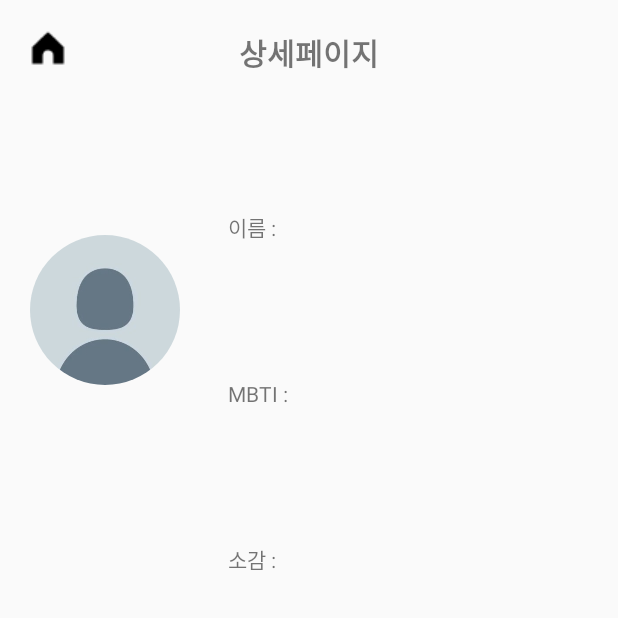
After one commit to SeoHeaYun/One-Project, an Android app: the DetailPageActivity screen opened directly, with no data from a screen before it, on a phone screen of 412 x 824 dp, the top half of it. The commit adds this screen. Run offline under Robolectric (Android 15) with nearby library versions, the phone set to English and light mode, and no system bars.

Commit message:
feat: 필수구현 상세페이지

```diff
--- a/app/build.gradle.kts
+++ b/app/build.gradle.kts
@@ -5,12 +5,12 @@ plugins {
 
 android {
     namespace = "com.example.myapplication"
-    compileSdk = 33
+    compileSdk = 34
 
     defaultConfig {
         applicationId = "com.example.myapplication"
         minSdk = 26
-        targetSdk = 33
+        targetSdk = 34
         versionCode = 1
         versionName = "1.0"
 
--- /dev/null
+++ b/app/src/main/java/com/example/myapplication/DetailPageActivity.kt
@@ -0,0 +1,58 @@
+package com.example.myapplication
+
+import android.content.Intent
+import androidx.appcompat.app.AppCompatActivity
+import android.os.Bundle
+import android.widget.ImageView
+import android.widget.TextView
+
+
+class DetailPageActivity : AppCompatActivity() {
+    override fun onCreate(savedInstanceState: Bundle?) {
+        super.onCreate(savedInstanceState)
+        setContentView(R.layout.activity_detail_page)
+
+        val userId = intent.getStringExtra("userId")
+
+        // mainActivity로 이동하는 버튼
+        val btnHome = findViewById<ImageView>(R.id.btn_home)
+        btnHome.setOnClickListener{
+            val intent = Intent(this, MainActivity::class.java)
+            startActivity(intent)
+        }
+
+        // 유저정보 출력
+        val name = findViewById<TextView>(R.id.content_name)
+        val mbti = findViewById<TextView>(R.id.content_mbti)
+        val thoughts = findViewById<TextView>(R.id.content_thoughts)
+
+        name.text = userMap[userId]?.userName
+        mbti.text = userMap[userId]?.userMbti
+        thoughts.text = userMap[userId]?.userThoughts
+
+        //
+        val profileImage = findViewById<ImageView>(R.id.img_profile)
+        val userProfileImage = userMap[userId]?.profile
+        if (userProfileImage == null) {
+            profileImage.setImageResource(R.drawable.defaultprofile)
+        }
+
+        // 첫번째 게시글의 이름, 이미지, 글
+        val userName1 = findViewById<TextView>(R.id.userName1)
+        val postImage1 = findViewById<ImageView>(R.id.post_image1)
+        val postWriting1 = findViewById<TextView>(R.id.post_writing1)
+
+        userName1.text = userId
+        userMap[userId]?.postImage?.let { postImage1.setImageResource(it.get(0)) }
+        postWriting1.text = userMap[userId]?.postWriting?.get(0)
+
+        // 두번째 게시글의 이름, 이미지, 글
+        val userName2 = findViewById<TextView>(R.id.userName2)
+        val postImage2 = findViewById<ImageView>(R.id.post_image2)
+        val postWriting2 = findViewById<TextView>(R.id.post_writing2)
+
+        userName2.text = userId
+        userMap[userId]?.postImage?.let { postImage2.setImageResource(it.get(1)) }
+        postWriting2.text = userMap[userId]?.postWriting?.get(1)
+    }
+}
--- /dev/null
+++ b/app/src/main/res/drawable/oval.xml
@@ -0,0 +1,11 @@
+<?xml version="1.0" encoding="utf-8"?>
+<selector xmlns:android="http://schemas.android.com/apk/res/android">
+    <item>
+        <shape android:shape="oval">
+            <solid android:color="#FFFFFF" />
+            <corners
+                android:topLeftRadius="500dp"
+                android:bottomLeftRadius="500dp" />
+        </shape>
+    </item>
+</selector>
--- /dev/null
+++ b/app/src/main/res/layout/activity_detail_page.xml
@@ -0,0 +1,200 @@
+<?xml version="1.0" encoding="utf-8"?>
+<androidx.constraintlayout.widget.ConstraintLayout xmlns:android="http://schemas.android.com/apk/res/android"
+    xmlns:app="http://schemas.android.com/apk/res-auto"
+    xmlns:tools="http://schemas.android.com/tools"
+    android:layout_width="match_parent"
+    android:layout_height="match_parent"
+    tools:context=".MyPageActivity">
+
+    <ScrollView
+        android:id="@+id/scrollView"
+        android:layout_width="match_parent"
+        android:layout_height="350dp"
+        android:fillViewport="true"
+        android:scrollbars="none"
+        app:layout_constraintBottom_toBottomOf="parent"
+        app:layout_constraintEnd_toEndOf="parent"
+        app:layout_constraintStart_toStartOf="parent"
+        tools:ignore="SpeakableTextPresentCheck">
+
+        <LinearLayout
+            android:layout_width="match_parent"
+            android:layout_height="wrap_content"
+            android:orientation="vertical">
+
+
+            <androidx.constraintlayout.widget.ConstraintLayout
+                android:layout_width="match_parent"
+                android:layout_height="300dp">
+
+                <TextView
+                    android:id="@+id/userName1"
+                    android:layout_width="wrap_content"
+                    android:layout_height="wrap_content"
+                    android:layout_marginTop="4dp"
+                    app:layout_constraintEnd_toEndOf="parent"
+                    app:layout_constraintHorizontal_bias="0.06"
+                    app:layout_constraintStart_toStartOf="parent"
+                    app:layout_constraintTop_toTopOf="parent" />
+
+                <ImageView
+                    android:id="@+id/post_image1"
+                    android:layout_width="180dp"
+                    android:layout_height="180dp"
+                    android:layout_marginStart="20dp"
+                    android:scaleType="fitXY"
+                    app:layout_constraintBottom_toTopOf="@+id/post_writing1"
+                    app:layout_constraintStart_toStartOf="parent"
+                    app:layout_constraintTop_toBottomOf="@+id/userName1"
+                    tools:srcCompat="@tools:sample/avatars" />
+
+                <TextView
+                    android:id="@+id/post_writing1"
+                    android:layout_width="wrap_content"
+                    android:layout_height="wrap_content"
+                    android:layout_marginBottom="44dp"
+                    app:layout_constraintBottom_toBottomOf="parent"
+                    app:layout_constraintEnd_toEndOf="parent"
+                    app:layout_constraintHorizontal_bias="0.066"
+                    app:layout_constraintStart_toStartOf="parent" />
+
+
+            </androidx.constraintlayout.widget.ConstraintLayout>
+
+            <androidx.constraintlayout.widget.ConstraintLayout
+                android:layout_width="match_parent"
+                android:layout_height="300dp">
+                <TextView
+                    android:id="@+id/userName2"
+                    android:layout_width="wrap_content"
+                    android:layout_height="wrap_content"
+                    android:layout_marginTop="4dp"
+                    app:layout_constraintEnd_toEndOf="parent"
+                    app:layout_constraintHorizontal_bias="0.06"
+                    app:layout_constraintStart_toStartOf="parent"
+                    app:layout_constraintTop_toTopOf="parent" />
+
+                <ImageView
+                    android:id="@+id/post_image2"
+                    android:layout_width="180dp"
+                    android:layout_height="180dp"
+                    android:layout_marginStart="20dp"
+                    android:scaleType="fitXY"
+                    app:layout_constraintBottom_toTopOf="@+id/post_writing2"
+                    app:layout_constraintStart_toStartOf="parent"
+                    app:layout_constraintTop_toBottomOf="@+id/userName2"
+                    tools:srcCompat="@tools:sample/avatars" />
+
+                <TextView
+                    android:id="@+id/post_writing2"
+                    android:layout_width="wrap_content"
+                    android:layout_height="wrap_content"
+                    android:layout_marginBottom="44dp"
+                    app:layout_constraintBottom_toBottomOf="parent"
+                    app:layout_constraintEnd_toEndOf="parent"
+                    app:layout_constraintHorizontal_bias="0.066"
+                    app:layout_constraintStart_toStartOf="parent" />
+
+            </androidx.constraintlayout.widget.ConstraintLayout>
+
+        </LinearLayout>
+    </ScrollView>
+
+    <TextView
+        android:id="@+id/my_page"
+        android:layout_width="wrap_content"
+        android:layout_height="wrap_content"
+        android:layout_marginTop="20dp"
+        android:text="@string/kr_detail_page"
+        android:textSize="20sp"
+        android:textStyle="bold"
+        app:layout_constraintEnd_toEndOf="parent"
+        app:layout_constraintStart_toStartOf="parent"
+        app:layout_constraintTop_toTopOf="parent" />
+
+    <ImageView
+        android:id="@+id/img_profile"
+        android:layout_width="100dp"
+        android:layout_height="100dp"
+        android:layout_marginStart="20dp"
+        android:background="@drawable/oval"
+        android:clipToOutline="true"
+        app:layout_constraintBottom_toTopOf="@+id/scrollView"
+        app:layout_constraintStart_toStartOf="parent"
+        app:layout_constraintTop_toBottomOf="@+id/btn_home"
+        app:layout_constraintVertical_bias="0.342" />
+
+    <TextView
+        android:id="@+id/thoughts_textview"
+        android:layout_width="wrap_content"
+        android:layout_height="wrap_content"
+        android:layout_marginStart="32dp"
+        android:text="@string/kr_thoughts"
+        app:layout_constraintBottom_toTopOf="@+id/scrollView"
+        app:layout_constraintStart_toEndOf="@+id/img_profile"
+        app:layout_constraintTop_toBottomOf="@+id/mbti_textview" />
+
+    <TextView
+        android:id="@+id/name_textview"
+        android:layout_width="wrap_content"
+        android:layout_height="wrap_content"
+        android:layout_marginStart="32dp"
+        android:text="@string/kr_name"
+        app:layout_constraintBottom_toTopOf="@+id/mbti_textview"
+        app:layout_constraintHorizontal_chainStyle="packed"
+        app:layout_constraintStart_toEndOf="@+id/img_profile"
+        app:layout_constraintTop_toBottomOf="@+id/my_page"
+        app:layout_constraintVertical_chainStyle="spread" />
+
+    <TextView
+        android:id="@+id/mbti_textview"
+        android:layout_width="wrap_content"
+        android:layout_height="wrap_content"
+        android:layout_marginStart="32dp"
+        android:text="@string/mbti"
+        app:layout_constraintBottom_toTopOf="@+id/thoughts_textview"
+        app:layout_constraintStart_toEndOf="@+id/img_profile"
+        app:layout_constraintTop_toBottomOf="@+id/name_textview" />
+
+    <TextView
+        android:id="@+id/content_thoughts"
+        android:layout_width="wrap_content"
+        android:layout_height="wrap_content"
+        android:layout_marginStart="3dp"
+        app:layout_constraintEnd_toEndOf="parent"
+        app:layout_constraintHorizontal_bias="0.0"
+        app:layout_constraintStart_toEndOf="@+id/thoughts_textview"
+        app:layout_constraintTop_toTopOf="@+id/thoughts_textview" />
+
+    <TextView
+        android:id="@+id/content_name"
+        android:layout_width="wrap_content"
+        android:layout_height="wrap_content"
+        android:layout_marginStart="3dp"
+        app:layout_constraintBottom_toBottomOf="@+id/name_textview"
+        app:layout_constraintStart_toEndOf="@+id/name_textview"
+        app:layout_constraintTop_toTopOf="@+id/name_textview"
+        app:layout_constraintVertical_bias="0.0" />
+
+    <TextView
+        android:id="@+id/content_mbti"
+        android:layout_width="wrap_content"
+        android:layout_height="wrap_content"
+        android:layout_marginStart="3dp"
+        app:layout_constraintBottom_toBottomOf="@+id/mbti_textview"
+        app:layout_constraintStart_toEndOf="@+id/mbti_textview"
+        app:layout_constraintTop_toTopOf="@+id/mbti_textview" />
+
+    <ImageView
+        android:id="@+id/btn_home"
+        android:layout_width="wrap_content"
+        android:layout_height="wrap_content"
+        android:layout_marginStart="20dp"
+        android:layout_marginTop="20dp"
+        android:src="@drawable/homeicon"
+        app:layout_constraintEnd_toStartOf="@+id/my_page"
+        app:layout_constraintHorizontal_bias="0.0"
+        app:layout_constraintStart_toStartOf="parent"
+        app:layout_constraintTop_toTopOf="parent" />
+
+</androidx.constraintlayout.widget.ConstraintLayout>
--- a/app/src/main/res/values-night/themes.xml
+++ b/app/src/main/res/values-night/themes.xml
@@ -1,6 +1,6 @@
 <resources xmlns:tools="http://schemas.android.com/tools">
     <!-- Base application theme. -->
-    <style name="Base.Theme.MyApplication" parent="Theme.Material3.DayNight.NoActionBar">
+    <style name="Base.Theme.MyApplication" parent="Theme.AppCompat.DayNight.NoActionBar">
         <!-- Customize your dark theme here. -->
         <!-- <item name="colorPrimary">@color/my_dark_primary</item> -->
     </style>
--- a/app/src/main/res/values/strings.xml
+++ b/app/src/main/res/values/strings.xml
@@ -1,3 +1,17 @@
 <resources>
     <string name="app_name">My Application</string>
+    <string name="en_my_page">My page</string>
+    <string name="kr_my_page">마이페이지</string>
+    <string name="en_name">Name : </string>
+    <string name="kr_name">이름 : </string>
+    <string name="mbti">MBTI : </string>
+    <string name="en_thoughts">thoughts : </string>
+    <string name="kr_thoughts">소감 : </string>
+    <string name="kr_profile_change">프로필 사진 변경</string>
+    <string name="en_profile_change">Change profile picture</string>
+    <string name="kr_revise">수정하기</string>
+    <string name="en_revise">revise</string>
+    <string name="en_detail_page">Detail page</string>
+    <string name="kr_detail_page">상세페이지</string>
+
 </resources>
--- a/app/src/main/res/values/themes.xml
+++ b/app/src/main/res/values/themes.xml
@@ -1,6 +1,6 @@
 <resources xmlns:tools="http://schemas.android.com/tools">
     <!-- Base application theme. -->
-    <style name="Base.Theme.MyApplication" parent="Theme.Material3.DayNight.NoActionBar">
+    <style name="Base.Theme.MyApplication" parent="Theme.AppCompat.DayNight.NoActionBar">
         <!-- Customize your light theme here. -->
         <!-- <item name="colorPrimary">@color/my_light_primary</item> -->
     </style>
```
Also changed, not shown: app/src/main/AndroidManifest.xml (+13 -3 lines), app/src/main/java/com/example/myapplication/MainActivity.kt (+23 -0 lines), app/src/main/java/com/example/myapplication/MyPageActivity.kt (added, +119 -0 lines), app/src/main/java/com/example/myapplication/UserData.kt (added, +45 -0 lines), app/src/main/res/layout/activity_main.xml (+18 -0 lines), app/src/main/res/layout/activity_my_page.xml (added, +236 -0 lines), app/src/main/res/drawable/defaultprofile.png (added), app/src/main/res/drawable/homeicon.png (added), app/src/main/res/drawable/user1_post1.png (added), app/src/main/res/drawable/user2_post1.png (added), app/src/main/res/drawable/user3_post1.png (added), app/src/main/res/drawable/user3_post2.png (added), app/src/main/res/drawable/user4_post1.png (added).
